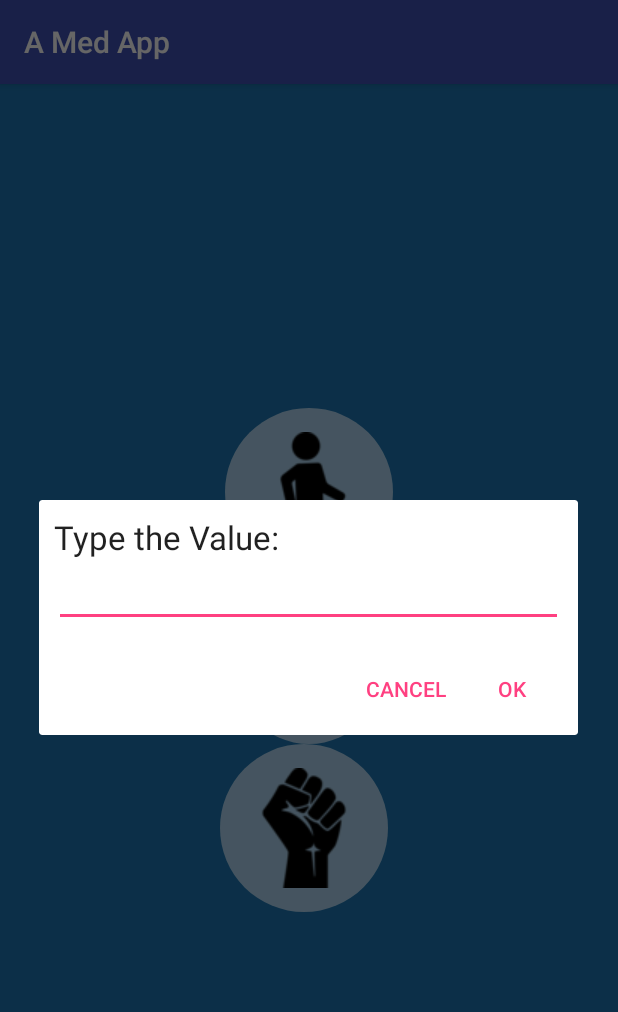
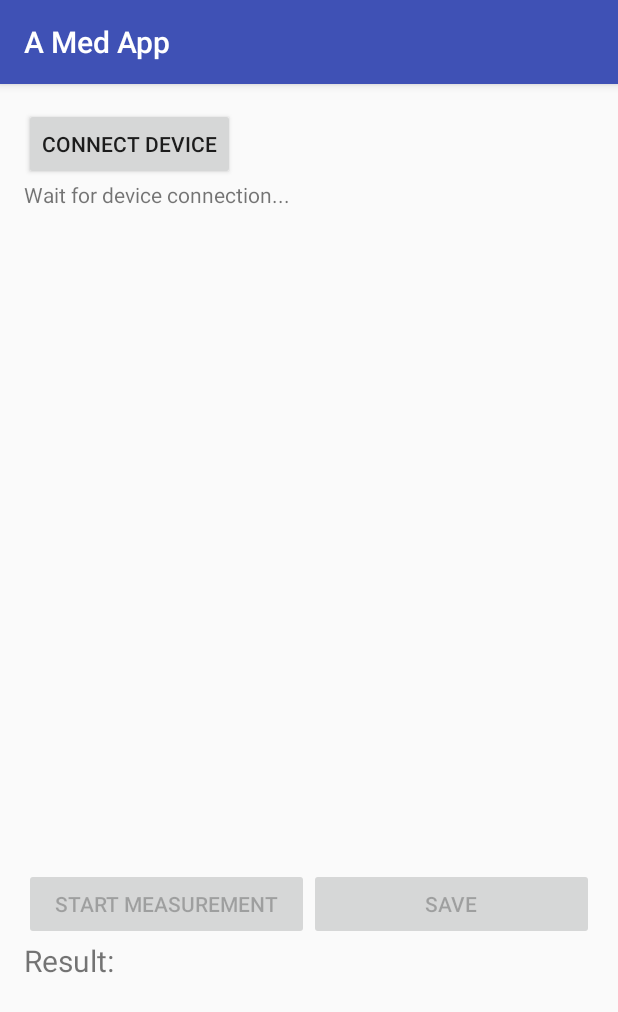
Before and after one commit to rivei/APPproject, an Android app: the MeasureActivity screen opened directly, with no data from a screen before it, after a tap on an icon or button, on a phone screen of 412 x 824 dp. Shown: the top 1012 px of the screen. Run offline under Robolectric (Android 15) with nearby library versions, the phone set to English and light mode, and no system bars; our stand-ins replace Firebase (no records; nobody signed in at launch, a user with empty details on screens opened directly).

Commit message:
Bluetooth Connection

```diff
--- /dev/null
+++ b/WeiAva/app/src/main/java/it/polimi/two/weiava/activities/DeviceListActivity.java
@@ -0,0 +1,394 @@
+package it.polimi.two.weiava.activities;
+
+import android.annotation.SuppressLint;
+import android.app.ProgressDialog;
+import android.bluetooth.BluetoothAdapter;
+import android.bluetooth.BluetoothDevice;
+import android.bluetooth.BluetoothSocket;
+import android.content.Intent;
+import android.os.AsyncTask;
+import android.os.Handler;
+import android.support.v7.app.AppCompatActivity;
+import android.os.Bundle;
+import android.util.Log;
+import android.view.Menu;
+import android.view.MenuItem;
+import android.view.View;
+import android.widget.AdapterView;
+import android.widget.ArrayAdapter;
+import android.widget.Button;
+import android.widget.ListView;
+import android.widget.TextView;
+import android.widget.Toast;
+
+import com.google.firebase.auth.FirebaseAuth;
+import com.google.firebase.auth.FirebaseUser;
+import com.google.firebase.database.DatabaseReference;
+import com.google.firebase.database.FirebaseDatabase;
+
+import java.io.IOException;
+import java.io.InputStream;
+import java.io.OutputStream;
+import java.util.ArrayList;
+import java.util.Set;
+import java.util.UUID;
+
+import it.polimi.two.weiava.R;
+import it.polimi.two.weiava.models.Schedule;
+
+public class DeviceListActivity extends AppCompatActivity {
+    //widgets
+    private Button btnPaired;
+    //private ListView devicelist;
+    private Button btnStart;
+    private Button btnSave;
+    private TextView resultView;
+    private TextView btstatusView;
+
+    //Bluetooth
+    private BluetoothAdapter myBluetooth = null;
+
+    private ProgressDialog progress;
+    private BluetoothSocket btSocket = null;
+    private boolean isBtConnected = false;
+    Handler bluetoothIn;
+    final int handlerState = 0;        				 //used to identify handler message
+    private StringBuilder recDataString = new StringBuilder();
+
+    // SPP UUID service
+    private static final UUID myUUID = UUID.fromString("00001101-0000-1000-8000-00805F9B34FB");
+    private ConnectedThread mConnectedThread;
+
+    // MAC-address of Bluetooth module (you must edit this line)
+    private static String mBTaddress = "20:16:09:07:83:73";
+
+    private DatabaseReference newRef;
+    private FirebaseAuth mFirebaseAuth;
+    private FirebaseUser mFirebaseUser;
+    private DatabaseReference mDBRef;
+    private Schedule schedule;
+    private String mUserId;
+
+    private int mValue;
+    private String mTestType;
+
+
+    @SuppressLint("HandlerLeak")
+    @Override
+    protected void onCreate(Bundle savedInstanceState)
+    {
+        super.onCreate(savedInstanceState);
+        setContentView(R.layout.activity_device_list);
+
+        Intent intent = getIntent();
+        mTestType = intent.getStringExtra(MainActivity.EXTRA_MESSAGE);
+
+
+        //Calling widgets
+        btnPaired = (Button)findViewById(R.id.button_connect);
+        //devicelist = (ListView)findViewById(R.id.btlistView);
+        btnStart = (Button)findViewById(R.id.button_start);
+        btnSave = (Button)findViewById(R.id.button_save);
+        resultView = (TextView)findViewById(R.id.result_text);
+        btstatusView = (TextView)findViewById(R.id.btstatus);
+
+        btnStart.setEnabled(false);
+        btnSave.setEnabled(false);
+
+        bluetoothIn = new Handler() {
+            public void handleMessage(android.os.Message msg) {
+                if (msg.what == handlerState) {										//if message is what we want
+                    String readMessage = (String) msg.obj;                                                                // msg.arg1 = bytes from connect thread
+                    Log.e("Receiving1",readMessage);
+                    recDataString.append(readMessage);      								//keep appending to string until ~
+                    int endOfLineIndex = recDataString.indexOf("e");                    // determine the end-of-line
+                    if (endOfLineIndex > 0) {                                           // make sure there data before ~
+                        String dataInPrint = recDataString.substring(0, endOfLineIndex);    // extract string
+                        Log.e("Receiving2",dataInPrint);
+                        if (recDataString.charAt(0) == 'b')								//if it starts with # we know it is what we are looking for
+                        {
+                            String result = dataInPrint.substring(1, 3);             //get sensor value from string between indices 1-5
+                            resultView.setText(" Result is " + result );	//update the textviews with sensor values
+                            mValue = Integer.valueOf(result);
+                            btnSave.setEnabled(true);
+                        }
+                        recDataString.delete(0, recDataString.length()); 					//clear all string data
+                    }
+                }
+            }
+        };
+
+        //if the device has bluetooth
+        myBluetooth = BluetoothAdapter.getDefaultAdapter();
+
+        if(myBluetooth == null)
+        {
+            //Show a mensag. that the device has no bluetooth adapter
+            Toast.makeText(getApplicationContext(), "Bluetooth Device Not Available", Toast.LENGTH_LONG).show();
+
+            //finish apk
+            finish();
+        }
+        else if(!myBluetooth.isEnabled())
+        {
+            //Ask to the user turn the bluetooth on
+            Intent turnBTon = new Intent(BluetoothAdapter.ACTION_REQUEST_ENABLE);
+            startActivityForResult(turnBTon,1);
+        }
+
+        mFirebaseAuth = FirebaseAuth.getInstance();
+        mFirebaseUser = mFirebaseAuth.getCurrentUser();
+        mDBRef = FirebaseDatabase.getInstance().getReference();
+
+        if(mFirebaseUser == null){
+            //TODO: load login view
+        }
+        else{
+            mUserId = mFirebaseUser.getUid();
+        }
+
+        btnPaired.setOnClickListener(new View.OnClickListener() {
+            @Override
+            public void onClick(View v)
+            {
+                //pairedDevicesList();
+                new ConnectBT().execute(); //Call the class to connect
+            }
+        });
+
+
+        btnStart.setOnClickListener(new View.OnClickListener() {
+            @Override
+            public void onClick(View v) {
+                //send the command
+                sendBTCommand();
+                btnStart.setEnabled(false);
+                //And wait for the returned data
+            }
+        });
+
+        btnSave.setOnClickListener(new View.OnClickListener() {
+            @Override
+            public void onClick(View v) {
+                schedule = new Schedule(System.currentTimeMillis(),mTestType);
+                schedule.setScore(mValue);
+                writeDatabase();
+                Toast.makeText(DeviceListActivity.this, mTestType+" Successfully saved", Toast.LENGTH_SHORT).show();
+            }
+        });
+
+    }
+
+    @Override
+    protected void onStop() {
+        super.onStop();
+        //desconnect
+        if (btSocket!=null) //If the btSocket is busy
+        {
+            try
+            {
+                btSocket.close(); //close connection
+            }
+            catch (IOException e)
+            { Toast.makeText(getApplicationContext(),"Error",Toast.LENGTH_LONG).show();}
+        }
+    }
+
+    @Override
+    public void onPause()
+    {
+        super.onPause();
+        try
+        {
+            //Don't leave Bluetooth sockets open when leaving activity
+            btSocket.close();
+        } catch (IOException e2) {
+            //insert code to deal with this
+            Toast.makeText(getApplicationContext(),"Error",Toast.LENGTH_LONG).show();
+        }
+    }
+
+    @Override
+    public void onResume() {
+        super.onResume();
+
+/*        //Get MAC address from DeviceListActivity via intent
+        Intent intent = getIntent();
+
+        //Get the MAC address from the DeviceListActivty via EXTRA
+        //address = "20:16:09:07:83:73";//intent.getStringExtra(DeviceListActivity.EXTRA_DEVICE_ADDRESS);
+
+        //create device and set the MAC address
+        BluetoothDevice device = myBluetooth.getRemoteDevice("20:16:09:07:83:73");
+
+        try {
+            btSocket = createBluetoothSocket(device);
+        } catch (IOException e) {
+            Toast.makeText(getBaseContext(), "Socket creation failed", Toast.LENGTH_LONG).show();
+        }
+        // Establish the Bluetooth socket connection.
+        try
+        {
+            btSocket.connect();
+        } catch (IOException e) {
+            try
+            {
+                btSocket.close();
+            } catch (IOException e2)
+            {
+                //insert code to deal with this
+            }
+        }
+        mConnectedThread = new ConnectedThread(btSocket);
+        mConnectedThread.start();
+
+        //I send a character when resuming.beginning transmission to check device is connected
+        //If it is not an exception will be thrown in the write method and finish() will be called
+        mConnectedThread.write("x");*/
+    }
+
+    private BluetoothSocket createBluetoothSocket(BluetoothDevice device) throws IOException {
+
+        return  device.createRfcommSocketToServiceRecord(myUUID);
+        //creates secure outgoing connecetion with BT device using UUID
+    }
+
+    private void sendBTCommand()
+    {
+        if (btSocket!=null)
+        {
+            try
+            {
+                btSocket.getOutputStream().write("MD".getBytes());
+            }
+            catch (IOException e)
+            {
+                Toast.makeText(getApplicationContext(),"Error",Toast.LENGTH_LONG).show();
+            }
+        }
+    }
+
+    private void writeDatabase(){
+        String testId;
+
+        newRef = mDBRef.child("Schedule").child(mUserId).push();
+        testId = newRef.getKey();
+        mDBRef.child("Schedule").child(mUserId).child(testId).setValue(schedule);
+    }
+
+
+    private void Disconnect()
+    {
+        if (btSocket!=null) //If the btSocket is busy
+        {
+            try
+            {
+                btSocket.close(); //close connection
+            }
+            catch (IOException e)
+            { Toast.makeText(getApplicationContext(),"Error", Toast.LENGTH_LONG).show();}
+        }
+        finish(); //return to the first layout
+
+    }
+
+    @SuppressLint("StaticFieldLeak")
+    private class ConnectBT extends AsyncTask<Void, Void, Void>  // UI thread
+    {
+        private boolean ConnectSuccess = true; //if it's here, it's almost connected
+
+        @Override
+        protected void onPreExecute() {
+            progress = ProgressDialog.show(DeviceListActivity.this, "Connecting...", "Please wait!!!");  //show a progress dialog
+        }
+
+        @Override
+        protected Void doInBackground(Void... devices) //while the progress dialog is shown, the connection is done in background
+        {
+            try {
+                if (btSocket == null || !isBtConnected) {
+                    myBluetooth = BluetoothAdapter.getDefaultAdapter();//get the mobile bluetooth device
+                    BluetoothDevice dispositivo = myBluetooth.getRemoteDevice(mBTaddress);//connects to the device's address and checks if it's available
+                    btSocket = dispositivo.createInsecureRfcommSocketToServiceRecord(myUUID);//create a RFCOMM (SPP) connection
+                    BluetoothAdapter.getDefaultAdapter().cancelDiscovery();
+                    btSocket.connect();//start connection
+                }
+            } catch (IOException e) {
+                ConnectSuccess = false;//if the try failed, you can check the exception here
+            }
+            return null;
+        }
+
+        @Override
+        protected void onPostExecute(Void result) //after the doInBackground, it checks if everything went fine
+        {
+            super.onPostExecute(result);
+
+            if (!ConnectSuccess) {
+                Toast.makeText(getApplicationContext(),"Connection Failed. Is it a SPP Bluetooth? Try again.",Toast.LENGTH_LONG).show();
+                finish();
+            } else {
+                btstatusView.setText("Device Connected");
+                btnStart.setEnabled(true);
+                Toast.makeText(getApplicationContext(),"Connected.",Toast.LENGTH_LONG).show();
+                isBtConnected = true;
+                mConnectedThread = new ConnectedThread(btSocket);
+                mConnectedThread.start();
+            }
+            progress.dismiss();
+        }
+    }
+
+    //create new class for connect thread
+    private class ConnectedThread extends Thread {
+        private final InputStream mmInStream;
+        private final OutputStream mmOutStream;
+
+        //creation of the connect thread
+        public ConnectedThread(BluetoothSocket socket) {
+            InputStream tmpIn = null;
+            OutputStream tmpOut = null;
+
+            try {
+                //Create I/O streams for connection
+                tmpIn = socket.getInputStream();
+                tmpOut = socket.getOutputStream();
+            } catch (IOException e) { }
+
+            mmInStream = tmpIn;
+            mmOutStream = tmpOut;
+        }
+
+
+        public void run() {
+            byte[] buffer = new byte[256];
+            int bytes;
+
+            // Keep looping to listen for received messages
+            while (true) {
+                try {
+                    bytes = mmInStream.read(buffer);        	//read bytes from input buffer
+
+                    String readMessage = new String(buffer, 0, bytes);
+                    //Log.e("Receiving",readMessage);
+                    // Send the obtained bytes to the UI Activity via handler
+                    bluetoothIn.obtainMessage(handlerState, bytes, -1, readMessage).sendToTarget();
+                } catch (IOException e) {
+                    break;
+                }
+            }
+        }
+        //write method
+        public void write(String input) {
+            byte[] msgBuffer = input.getBytes();           //converts entered String into bytes
+            try {
+                mmOutStream.write(msgBuffer);                //write bytes over BT connection via outstream
+            } catch (IOException e) {
+                //if you cannot write, close the application
+                Toast.makeText(getBaseContext(), "Connection Failure", Toast.LENGTH_LONG).show();
+                finish();
+
+            }
+        }
+    }
+}
--- a/WeiAva/app/src/main/java/it/polimi/two/weiava/activities/MeasureActivity.java
+++ b/WeiAva/app/src/main/java/it/polimi/two/weiava/activities/MeasureActivity.java
@@ -29,12 +29,12 @@ public class MeasureActivity extends AppCompatActivity {
     ImageButton buttonweight;
     ImageButton buttongrip;
     final Context context = this;
-    private DatabaseReference newRef;
+/*    private DatabaseReference newRef;
     private FirebaseAuth mFirebaseAuth;
     private FirebaseUser mFirebaseUser;
     private DatabaseReference mDBRef;
     private Schedule schedule;
-    private String mUserId;
+    private String mUserId;*/
     int body_weight,grip_force;
     private String value="";
     private static final String TAG = "Measurement";
@@ -42,9 +42,11 @@ public class MeasureActivity extends AppCompatActivity {
     @Override
     protected void onCreate(Bundle savedInstanceState) {
         super.onCreate(savedInstanceState);
+/*
         mFirebaseAuth = FirebaseAuth.getInstance();
         mFirebaseUser = mFirebaseAuth.getCurrentUser();
         mDBRef = FirebaseDatabase.getInstance().getReference();
+*/
 
         setContentView(R.layout.activity_measure);
         buttonwalking = findViewById(R.id.button_walking);
@@ -59,18 +61,24 @@ public class MeasureActivity extends AppCompatActivity {
             }
         });
 
+/*
         if(mFirebaseUser == null){
             //TODO: load login view
         }
         else{
             mUserId = mFirebaseUser.getUid();
         }
+*/
 
 
         buttonweight.setOnClickListener(new View.OnClickListener() {
             @Override
             public void onClick(View view) {
-
+                Intent intent = new Intent(MeasureActivity.this,DeviceListActivity.class);
+                String message = "BodyWeight";
+                intent.putExtra(MainActivity.EXTRA_MESSAGE, message);
+                startActivity(intent);
+/*
                 schedule = new Schedule(System.currentTimeMillis(),"BodyWeight");
                 // get prompts.xml view
                 LayoutInflater li = LayoutInflater.from(context);
@@ -113,18 +121,22 @@ public class MeasureActivity extends AppCompatActivity {
                 AlertDialog alertDialog = alertDialogBuilder.create();
 
                 // show it
-                alertDialog.show();
+                alertDialog.show();*/
             }
         });
         buttongrip.setOnClickListener(new View.OnClickListener() {
             @Override
             public void onClick(View view) {
-                schedule = new Schedule(System.currentTimeMillis(),"GripForce");
+                Intent intent = new Intent(MeasureActivity.this,DeviceListActivity.class);
+                String message = "GripForce";
+                intent.putExtra(MainActivity.EXTRA_MESSAGE, message);
+                startActivity(intent);
+/*                 schedule = new Schedule(System.currentTimeMillis(),"GripForce");
                 // get prompts.xml view
                 LayoutInflater li = LayoutInflater.from(context);
                 View promptsView = li.inflate(R.layout.weight_enter, null);
 
-                AlertDialog.Builder alertDialogBuilder = new AlertDialog.Builder(
+               AlertDialog.Builder alertDialogBuilder = new AlertDialog.Builder(
                         context);
 
                 // set prompts.xml to alertdialog builder
@@ -161,17 +173,17 @@ public class MeasureActivity extends AppCompatActivity {
                 AlertDialog alertDialog = alertDialogBuilder.create();
 
                 // show it
-                alertDialog.show();
+                alertDialog.show();*/
             }
             }
         );
     }
 
-    private void writeDatabase(){
+/*    private void writeDatabase(){
         String testId;
 
         newRef = mDBRef.child("Schedule").child(mUserId).push();
         testId = newRef.getKey();
         mDBRef.child("Schedule").child(mUserId).child(testId).setValue(schedule);
-    }
+    }*/
 }
--- a/WeiAva/app/src/main/java/it/polimi/two/weiava/adapter/ScheduleRecyclerAdapter.java
+++ b/WeiAva/app/src/main/java/it/polimi/two/weiava/adapter/ScheduleRecyclerAdapter.java
@@ -71,7 +71,7 @@ public class ScheduleRecyclerAdapter extends FirebaseRecyclerAdapter<Schedule, S
             Date resultdate = new Date(model.getTimestamp());
             holder.qType.setText(model.getqType());
             holder.score.setText("Score: "+ model.getScore().toString());
-            holder.timestamp.setText("Test Date: "+ DateFormat.getDateInstance().format(resultdate).toString());
+            holder.timestamp.setText("Test Date: "+ DateFormat.getDateInstance().format(resultdate));
             holder.testID.setText(model.getId());
         }
     }
--- /dev/null
+++ b/WeiAva/app/src/main/res/layout/activity_device_list.xml
@@ -0,0 +1,64 @@
+<LinearLayout xmlns:android="http://schemas.android.com/apk/res/android"
+    xmlns:tools="http://schemas.android.com/tools" android:layout_width="match_parent"
+    android:layout_height="match_parent"
+    android:orientation="vertical"
+    android:paddingLeft="@dimen/activity_horizontal_margin"
+    android:paddingRight="@dimen/activity_horizontal_margin"
+    android:paddingTop="@dimen/activity_vertical_margin"
+    android:paddingBottom="@dimen/activity_vertical_margin"
+    tools:context=".activities.DeviceListActivity">
+
+    <LinearLayout
+        android:layout_width="match_parent"
+        android:layout_height="200dp"
+        android:layout_weight="2"
+        android:orientation="vertical"
+        android:id="@+id/devicelist">
+        <Button
+            android:layout_width="wrap_content"
+            android:layout_height="wrap_content"
+            android:text="Connect Device"
+            android:id="@+id/button_connect" />
+        <TextView
+            android:layout_width="wrap_content"
+            android:layout_height="wrap_content"
+            android:text="Wait for device connection..."
+            android:id="@+id/btstatus" />
+
+<!--        <ListView
+            android:id="@+id/btlistView"
+            android:layout_width="wrap_content"
+            android:layout_height="wrap_content" />-->
+    </LinearLayout>
+    <LinearLayout
+        android:layout_width="match_parent"
+        android:layout_height="wrap_content"
+        android:layout_weight="1"
+        android:orientation="vertical"
+        android:id="@+id/measurement">
+        <LinearLayout
+            android:layout_width="match_parent"
+            android:layout_height="wrap_content">
+            <Button
+                android:layout_width="match_parent"
+                android:layout_height="wrap_content"
+                android:text="Start Measurement"
+                android:layout_weight="1"
+                android:id="@+id/button_start"/>
+            <Button
+                android:layout_width="match_parent"
+                android:layout_height="wrap_content"
+                android:layout_weight="1"
+                android:id="@+id/button_save"
+                android:text="Save"/>
+        </LinearLayout>
+        <TextView
+            android:layout_width="match_parent"
+            android:layout_height="wrap_content"
+            android:id="@+id/result_text"
+            android:textSize="20dp"
+            android:text="Result:"/>
+
+    </LinearLayout>
+
+</LinearLayout>
--- a/WeiAva/build.gradle
+++ b/WeiAva/build.gradle
@@ -7,7 +7,7 @@ buildscript {
         jcenter()
     }
     dependencies {
-        classpath 'com.android.tools.build:gradle:3.1.2'
+        classpath 'com.android.tools.build:gradle:3.1.3'
 
 
         // NOTE: Do not place your application dependencies here; they belong
```
Also changed, not shown: WeiAva/app/src/main/AndroidManifest.xml (+19 -16 lines), WeiAva/app/src/main/java/it/polimi/two/weiava/activities/BluetoothActivity.java (added, +17 -0 lines), WeiAva/app/src/main/java/it/polimi/two/weiava/activities/ReportActivity.java (+3 -6 lines), WeiAva/app/src/main/res/layout/activity_bluetooth.xml (added, +9 -0 lines).
